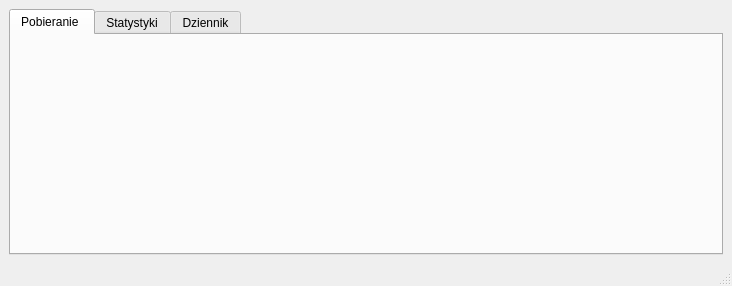
First picture: the form in src/moor_gui/src/qmoorie.ui, repository cykus/moorie, before the edit.
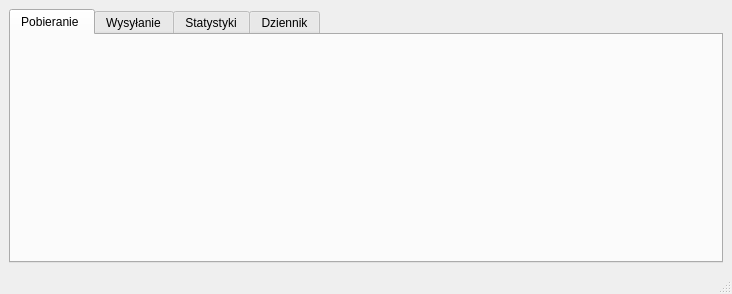
Second picture: the form after the edit.

What changed in the file:
```diff
--- a/src/moor_gui/src/qmoorie.ui
+++ b/src/moor_gui/src/qmoorie.ui
@@ -7,7 +7,7 @@
     <x>0</x>
     <y>0</y>
     <width>732</width>
-    <height>286</height>
+    <height>294</height>
    </rect>
   </property>
   <property name="sizePolicy">
@@ -31,6 +31,11 @@
         <string>Pobieranie </string>
        </attribute>
       </widget>
+      <widget class="QWidget" name="tab_4">
+       <attribute name="title">
+        <string>Wysyłanie</string>
+       </attribute>
+      </widget>
       <widget class="QWidget" name="tab_3">
        <attribute name="title">
         <string>Statystyki</string>
```
Left out of the diff: 2 changed lines with no effect on the pictures.
